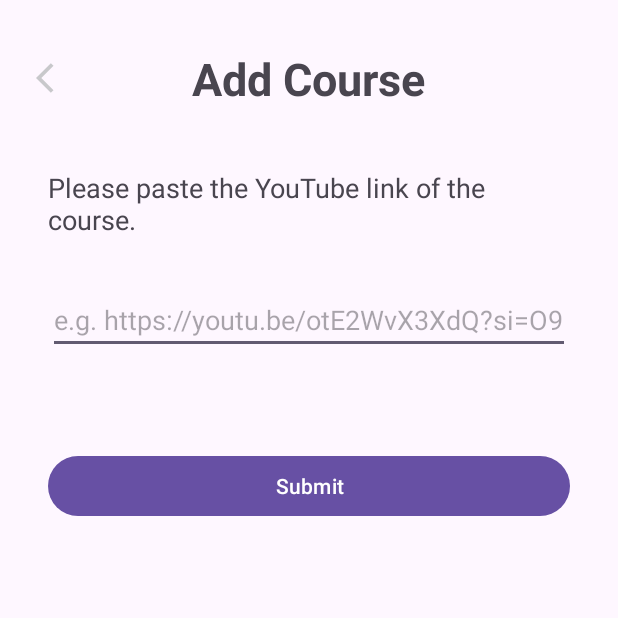
After one commit to TrevorChLiu/LearnLeague, an Android app: the YouTubeActivity screen opened directly, with no data from a screen before it, on a phone screen of 412 x 824 dp, the top half of it. The commit adds this screen. Run offline under Robolectric (Android 15) with nearby library versions, the phone set to English and light mode, and no system bars.

Commit message:
All for courses

```diff
--- /dev/null
+++ b/LearnLeague/app/src/main/res/drawable/baseline_add_24.xml
@@ -0,0 +1,5 @@
+<vector xmlns:android="http://schemas.android.com/apk/res/android" android:height="24dp" android:tint="#000000" android:viewportHeight="24" android:viewportWidth="24" android:width="24dp">
+
+    <path android:fillColor="@android:color/white" android:pathData="M19,13h-6v6h-2v-6H5v-2h6V5h2v6h6v2z"/>
+
+</vector>
--- /dev/null
+++ b/LearnLeague/app/src/main/res/drawable/baseline_arrow_back_ios_24.xml
@@ -0,0 +1,5 @@
+<vector xmlns:android="http://schemas.android.com/apk/res/android" android:autoMirrored="true" android:height="24dp" android:tint="#C8C8CB" android:viewportHeight="24" android:viewportWidth="24" android:width="24dp">
+
+    <path android:fillColor="@android:color/white" android:pathData="M11.67,3.87L9.9,2.1 0,12l9.9,9.9 1.77,-1.77L3.54,12z"/>
+
+</vector>
--- /dev/null
+++ b/LearnLeague/app/src/main/res/layout/fragment_addyoutube.xml
@@ -0,0 +1,64 @@
+<?xml version="1.0" encoding="utf-8"?>
+<LinearLayout xmlns:android="http://schemas.android.com/apk/res/android"
+    android:layout_width="match_parent"
+    android:layout_height="match_parent"
+    android:orientation="vertical"
+    android:padding="16dp">
+
+    <RelativeLayout
+        android:layout_width="match_parent"
+        android:layout_height="wrap_content"
+        android:layout_marginTop="16dp"
+        android:layout_marginBottom="16dp">
+
+        <ImageButton
+            android:id="@+id/backButton"
+            android:layout_width="wrap_content"
+            android:layout_height="wrap_content"
+            android:layout_centerVertical="true"
+            android:background="?attr/selectableItemBackgroundBorderless"
+            android:contentDescription="Back"
+            android:padding="8dp"
+            android:src="@drawable/baseline_arrow_back_ios_24" />
+
+        <TextView
+            android:layout_width="wrap_content"
+            android:layout_height="wrap_content"
+            android:layout_centerInParent="true"
+            android:text="Add Course"
+            android:textSize="30sp"
+            android:textStyle="bold" />
+    </RelativeLayout>
+
+    <TextView
+        android:layout_width="wrap_content"
+        android:layout_height="wrap_content"
+        android:layout_marginLeft="16dp"
+        android:layout_marginTop="24dp"
+        android:layout_marginRight="16dp"
+        android:layout_marginBottom="8dp"
+        android:text="Please paste the YouTube link of the course."
+        android:textSize="18sp" />
+
+    <EditText
+        android:id="@+id/youtubeLinkEditText"
+        android:layout_width="match_parent"
+        android:layout_height="wrap_content"
+        android:layout_marginLeft="16dp"
+        android:layout_marginTop="24dp"
+        android:layout_marginRight="16dp"
+        android:layout_marginBottom="16dp"
+        android:hint="e.g. https://youtu.be/otE2WvX3XdQ?si=O9BY-WqTv8X6T2KE"
+        android:inputType="textUri" />
+
+    <Button
+        android:id="@+id/submitButton"
+        android:layout_width="match_parent"
+        android:layout_height="wrap_content"
+        android:layout_marginLeft="16dp"
+        android:layout_marginTop="48dp"
+        android:layout_marginRight="16dp"
+        android:layout_marginBottom="16dp"
+        android:text="Submit" />
+
+</LinearLayout>
```
Also changed, not shown: LearnLeague/app/build.gradle.kts (+10 -1 lines), LearnLeague/app/src/main/AndroidManifest.xml (+14 -1 lines), LearnLeague/app/src/main/java/edu/cuhk/csci3310/learnleague/Course.java (added, +44 -0 lines), LearnLeague/app/src/main/java/edu/cuhk/csci3310/learnleague/CourseAdapter.java (added, +100 -0 lines), LearnLeague/app/src/main/java/edu/cuhk/csci3310/learnleague/CoursesFragment.java (+114 -40 lines), LearnLeague/app/src/main/java/edu/cuhk/csci3310/learnleague/YouTubeActivity.java (added, +164 -0 lines), LearnLeague/app/src/main/java/edu/cuhk/csci3310/learnleague/YouTubePlayerActivity.java (added, +53 -0 lines), LearnLeague/app/src/main/res/layout/fragment_courses.xml (+33 -4 lines), LearnLeague/app/src/main/res/layout/item_course.xml (added, +66 -0 lines), LearnLeague/app/src/main/res/layout/youtubeplayer.xml (added, +29 -0 lines).
